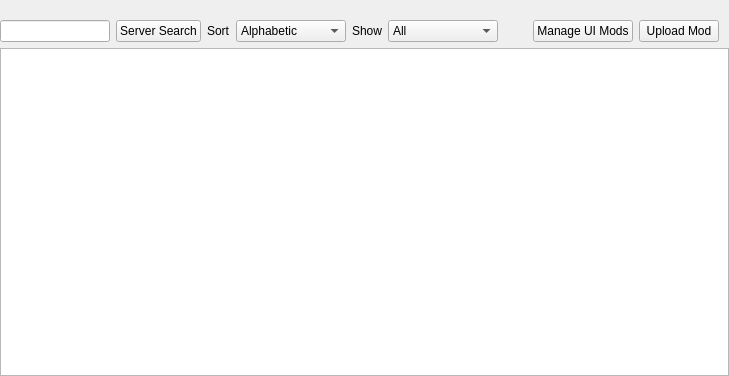
The window that res/modvault/modvault.ui (FAForever/client) describes before a commit, drawn with Qt 5.
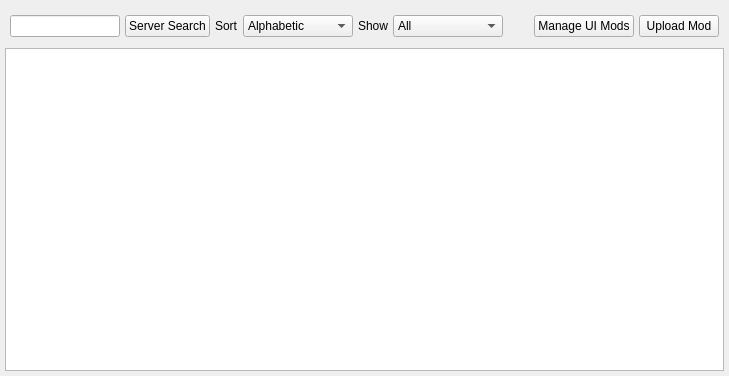
The same window after the commit.

Commit message: cleanup modvault.ui after single line the layout

```diff
--- a/res/modvault/modvault.ui
+++ b/res/modvault/modvault.ui
@@ -25,21 +25,26 @@
    </property>
    <item>
     <layout class="QVBoxLayout" name="verticalLayout">
-     <item>
-      <layout class="QHBoxLayout" name="horizontalLayout_2">
-       <property name="topMargin">
-        <number>10</number>
-       </property>
-       <property name="rightMargin">
-        <number>10</number>
-       </property>
-       <item>
-        <layout class="QVBoxLayout" name="verticalLayout_4">
+     <property name="margin">
+      <number>5</number>
+     </property>
          <item>
           <layout class="QHBoxLayout" name="horizontalLayout_6">
+       <property name="spacing">
+        <number>5</number>
+       </property>
+       <property name="leftMargin">
+        <number>5</number>
+       </property>
            <property name="topMargin">
             <number>10</number>
            </property>
+       <property name="rightMargin">
+        <number>5</number>
+       </property>
+       <property name="bottomMargin">
+        <number>5</number>
+       </property>
            <item>
             <widget class="QLineEdit" name="searchInput">
              <property name="minimumSize">
@@ -196,10 +201,6 @@
               <string>Upload Mod</string>
              </property>
             </widget>
-           </item>
-          </layout>
-         </item>
-        </layout>
        </item>
       </layout>
      </item>
```
Lines whose indentation alone changed are shown as unchanged.
